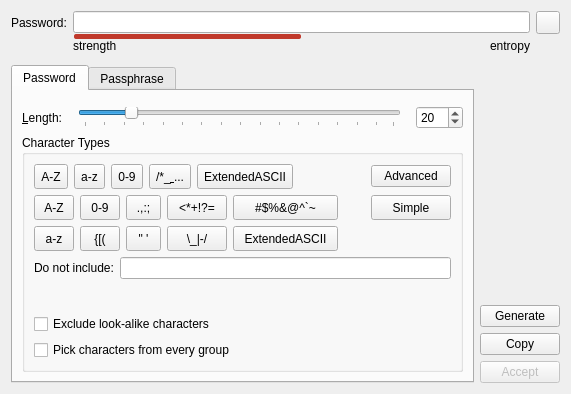
Qt form src/gui/PasswordGeneratorWidget.ui (keepassxreboot/keepassxc) before a commit.
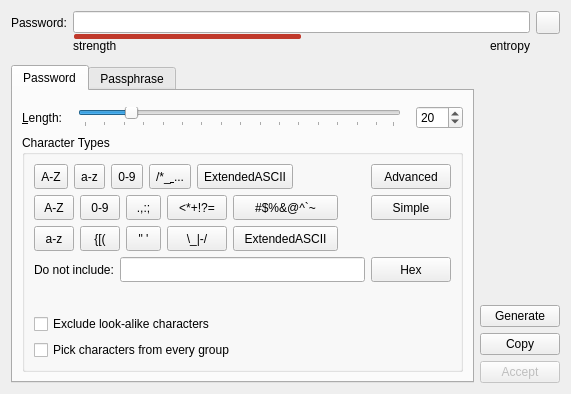
The same form after that commit. Custom widgets are drawn as their Qt base class.

Commit message: add hex button

```diff
--- a/src/gui/PasswordGeneratorWidget.ui
+++ b/src/gui/PasswordGeneratorWidget.ui
@@ -363,6 +363,12 @@
                    </item>
                    <item>
                     <widget class="QPushButton" name="buttonAdvancedMode">
+                     <property name="minimumSize">
+                      <size>
+                       <width>0</width>
+                       <height>25</height>
+                      </size>
+                     </property>
                      <property name="toolTip">
                       <string>Switch to advanced mode</string>
                      </property>
@@ -726,6 +732,12 @@
                  </property>
                  <item row="0" column="1">
                   <widget class="QLineEdit" name="editExcludedChars">
+                   <property name="minimumSize">
+                    <size>
+                     <width>0</width>
+                     <height>25</height>
+                    </size>
+                   </property>
                    <property name="toolTip">
                     <string>Character set to exclude from generated password</string>
                    </property>
@@ -741,6 +753,22 @@
                    </property>
                   </widget>
                  </item>
+                 <item row="0" column="2">
+                  <widget class="QPushButton" name="buttonAddHex">
+                   <property name="minimumSize">
+                    <size>
+                     <width>0</width>
+                     <height>25</height>
+                    </size>
+                   </property>
+                   <property name="toolTip">
+                    <string>Add non-hex letters to &quot;do not include&quot; list</string>
+                   </property>
+                   <property name="text">
+                    <string>Hex</string>
+                   </property>
+                  </widget>
+                 </item>
                 </layout>
                </widget>
               </item>
```
The commit also changes 2 other files.
